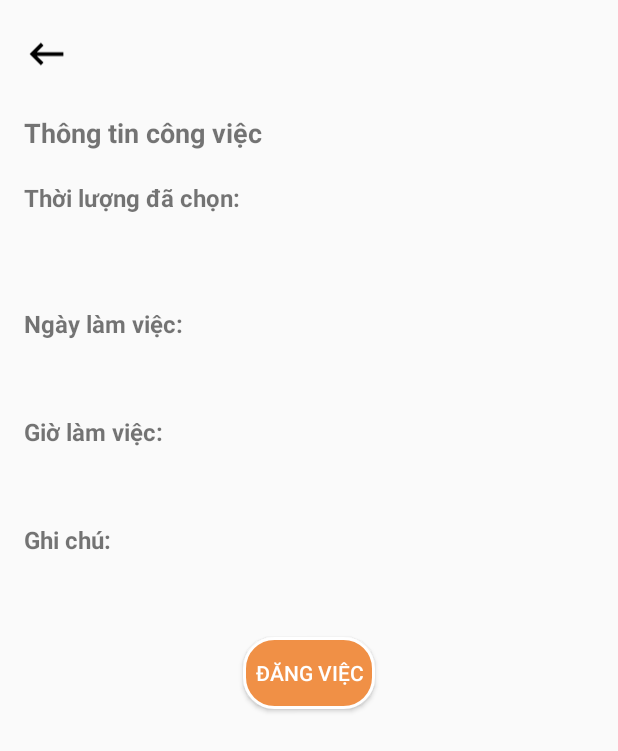
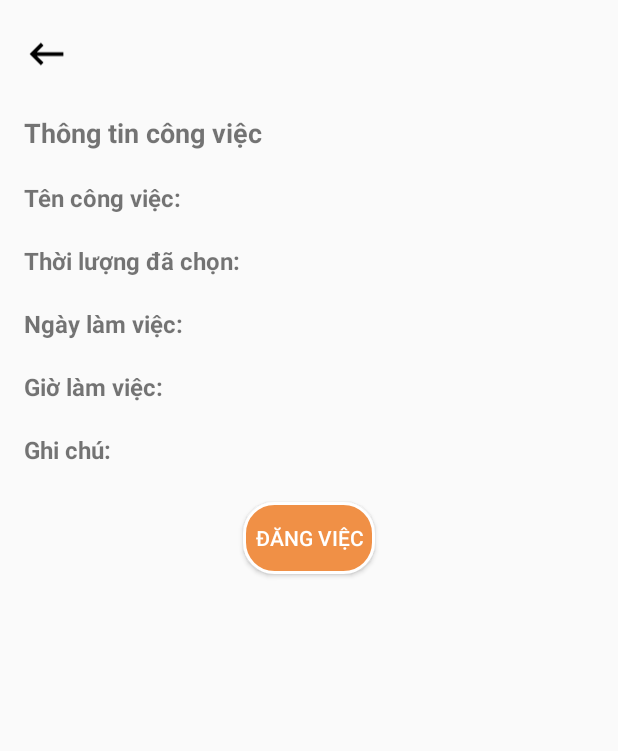
Before and after one commit to manhkhue/AppGiupViec_CNPM, an Android app: the layout activity_dat_app2.xml on its own in the app's theme, with its tools: preview values and no code run, on a phone screen of 412 x 824 dp. Shown: the top 751 px of the screen. Run offline under Robolectric (Android 15) with nearby library versions, the phone set to English and light mode, and no system bars.

Commit message:
hung cmt

```diff
--- a/app/src/main/AndroidManifest.xml
+++ b/app/src/main/AndroidManifest.xml
@@ -21,6 +21,9 @@
             android:exported="false" />
         <activity
             android:name=".DatApp1Activity"
+            android:exported="false" />
+        <activity
+            android:name=".DatApp2Activity"
             android:exported="false" />
         <activity
             android:name=".DatAppActivity"
--- a/app/src/main/java/Adapter/DichVuAdapter.java
+++ b/app/src/main/java/Adapter/DichVuAdapter.java
@@ -42,7 +42,7 @@ public class DichVuAdapter extends RecyclerView.Adapter<DichVuAdapter.ViewHolder
                 if(position!=RecyclerView.NO_POSITION){
                     DichVu dichVu = arrDichVu.get(position);
                     Bundle bundle =new Bundle();
-                    bundle.putString("id", dichVu.getMaDichVu());
+                    bundle.putString("TenDichVu", dichVu.getTenDichVu());
                     bundle.putInt("GiaCa",dichVu.getDonGia());
                     Intent i = new Intent(view.getContext(), DatAppActivity.class);
                     i.putExtra("data",bundle);
--- a/app/src/main/res/layout/activity_dat_app2.xml
+++ b/app/src/main/res/layout/activity_dat_app2.xml
@@ -25,6 +25,16 @@
         android:layout_marginTop="20dp"
         android:layout_marginStart="16dp" />
 
+    <TextView
+        android:id="@+id/tvTenCongViec"
+        android:layout_width="wrap_content"
+        android:layout_height="wrap_content"
+        android:text="Tên công việc:"
+        android:textSize="16sp"
+        android:textStyle="bold"
+        android:layout_below="@id/tvThongTinCongViec"
+        android:layout_marginTop="20dp"
+        android:layout_marginStart="16dp" />
     <!-- Bảng thông tin thời lượng đã chọn từ DatAppActivity -->
     <TextView
         android:id="@+id/tvThoiLuongTitle"
@@ -33,19 +43,20 @@
         android:text="Thời lượng đã chọn:"
         android:textSize="16sp"
         android:textStyle="bold"
-        android:layout_below="@id/tvThongTinCongViec"
+        android:layout_below="@id/tvTenCongViec"
         android:layout_marginTop="20dp"
         android:layout_marginStart="16dp" />
 
-    <TextView
-        android:id="@+id/tvThoiLuongValue"
-        android:layout_width="wrap_content"
-        android:layout_height="wrap_content"
-        android:text=""
-        android:textSize="16sp"
-        android:layout_below="@id/tvThoiLuongTitle"
-        android:layout_marginTop="20dp"
-        android:layout_marginStart="16dp" />
+<!--    <TextView-->
+<!--        android:id="@+id/tvThoiLuongValue"-->
+<!--        android:layout_width="wrap_content"-->
+<!--        android:layout_height="wrap_content"-->
+<!--        android:text=""-->
+<!--        android:textSize="16sp"-->
+<!--        android:layout_alignRight="@id/tvThoiLuongTitle"-->
+<!--        android:layout_below="@id/tvThoiLuongTitle"-->
+<!--        android:layout_marginTop="20dp"-->
+<!--        android:layout_marginStart="16dp" />-->
 
     <!-- Bảng thông tin ngày và giờ làm việc đã chọn từ DatApp1Activity -->
     <TextView
@@ -55,19 +66,19 @@
         android:text="Ngày làm việc:"
         android:textSize="16sp"
         android:textStyle="bold"
-        android:layout_below="@id/tvThoiLuongValue"
+        android:layout_below="@id/tvThoiLuongTitle"
         android:layout_marginTop="20dp"
         android:layout_marginStart="16dp" />
 
-    <TextView
-        android:id="@+id/tvNgayLamViecValue"
-        android:layout_width="wrap_content"
-        android:layout_height="wrap_content"
-        android:text=""
-        android:textSize="16sp"
-        android:layout_below="@id/tvNgayLamViecTitle"
-        android:layout_marginTop="8dp"
-        android:layout_marginStart="16dp" />
+<!--    <TextView-->
+<!--        android:id="@+id/tvNgayLamViecValue"-->
+<!--        android:layout_width="wrap_content"-->
+<!--        android:layout_height="wrap_content"-->
+<!--        android:text=""-->
+<!--        android:textSize="16sp"-->
+<!--        android:layout_below="@id/tvNgayLamViecTitle"-->
+<!--        android:layout_marginTop="8dp"-->
+<!--        android:layout_marginStart="16dp" />-->
 
     <TextView
         android:id="@+id/tvGioLamViecTitle"
@@ -76,19 +87,19 @@
         android:text="Giờ làm việc:"
         android:textSize="16sp"
         android:textStyle="bold"
-        android:layout_below="@id/tvNgayLamViecValue"
+        android:layout_below="@id/tvNgayLamViecTitle"
         android:layout_marginTop="20dp"
         android:layout_marginStart="16dp" />
 
-    <TextView
-        android:id="@+id/tvGioLamViecValue"
-        android:layout_width="wrap_content"
-        android:layout_height="wrap_content"
-        android:text=""
-        android:textSize="16sp"
-        android:layout_below="@id/tvGioLamViecTitle"
-        android:layout_marginTop="8dp"
-        android:layout_marginStart="16dp" />
+<!--    <TextView-->
+<!--        android:id="@+id/tvGioLamViecValue"-->
+<!--        android:layout_width="wrap_content"-->
+<!--        android:layout_height="wrap_content"-->
+<!--        android:text=""-->
+<!--        android:textSize="16sp"-->
+<!--        android:layout_below="@id/tvGioLamViecTitle"-->
+<!--        android:layout_marginTop="8dp"-->
+<!--        android:layout_marginStart="16dp" />-->
 
     <!-- Bảng thông tin Ghi chú -->
     <TextView
@@ -98,19 +109,19 @@
         android:text="Ghi chú:"
         android:textSize="16sp"
         android:textStyle="bold"
-        android:layout_below="@id/tvGioLamViecValue"
+        android:layout_below="@id/tvGioLamViecTitle"
         android:layout_marginTop="20dp"
         android:layout_marginStart="16dp" />
 
-    <TextView
-        android:id="@+id/tvGhiChuValue"
-        android:layout_width="wrap_content"
-        android:layout_height="wrap_content"
-        android:text=""
-        android:textSize="16sp"
-        android:layout_below="@id/tvGhiChuTitle"
-        android:layout_marginTop="8dp"
-        android:layout_marginStart="16dp" />
+<!--    <TextView-->
+<!--        android:id="@+id/tvGhiChuValue"-->
+<!--        android:layout_width="wrap_content"-->
+<!--        android:layout_height="wrap_content"-->
+<!--        android:text=""-->
+<!--        android:textSize="16sp"-->
+<!--        android:layout_below="@id/tvGhiChuTitle"-->
+<!--        android:layout_marginTop="8dp"-->
+<!--        android:layout_marginStart="16dp" />-->
 
     <!-- Nút Đăng việc -->
     <Button
@@ -122,10 +133,9 @@
         android:text="Đăng việc"
         android:textColor="@color/white"
         android:background="@drawable/border_login"
-        android:layout_below="@id/tvGhiChuValue"
+        android:layout_below="@id/tvGhiChuTitle"
         android:layout_marginStart="16dp"
         android:layout_marginEnd="16dp" />
-
     <!-- ScrollView để cho phép cuộn nội dung nếu kích thước màn hình không đủ -->
     <ScrollView
         android:layout_width="match_parent"
```
Also changed, not shown: app/src/main/java/com/example/appgiupviec/DatApp1Activity.java (+66 -50 lines), app/src/main/java/com/example/appgiupviec/DatApp2Activity.java (+17 -19 lines), app/src/main/java/com/example/appgiupviec/DatAppActivity.java (+6 -1 lines).
